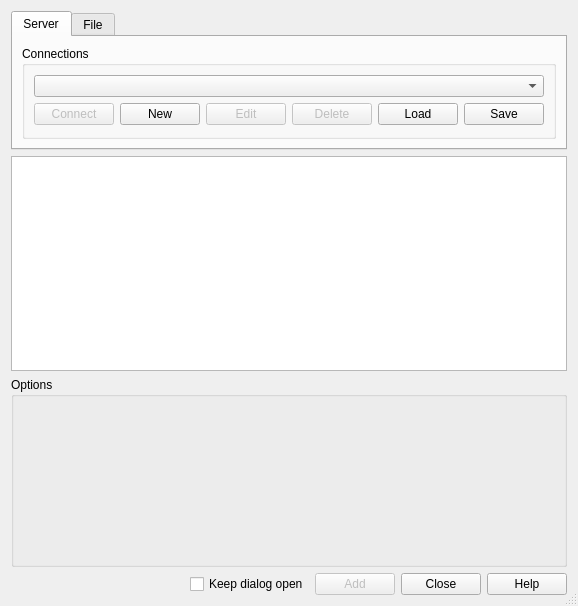
Before: the Qt Designer form ui/dlg_connections.ui in geometalab/Vector-Tiles-Reader-QGIS-Plugin, drawn with Qt 5.
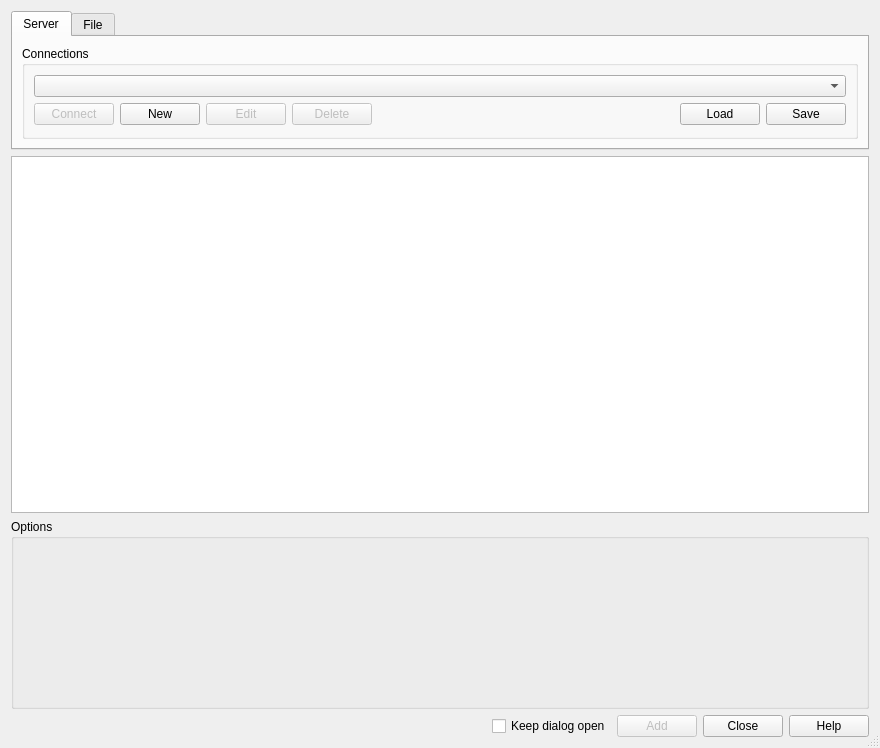
After: the same form once the commit is applied.

What changed in the file:
```diff
--- a/ui/dlg_connections.ui
+++ b/ui/dlg_connections.ui
@@ -6,8 +6,8 @@
    <rect>
     <x>0</x>
     <y>0</y>
-    <width>550</width>
-    <height>606</height>
+    <width>880</width>
+    <height>748</height>
    </rect>
   </property>
   <property name="windowTitle">
```
